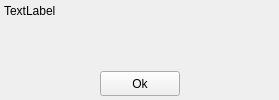
Qt form share/skins/default/message.ui (itds-consulting/yate) before a commit.
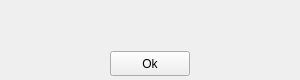
The same form after that commit. Icons and pictures are not drawn.

Commit message: Fixed text alignement and widget layout in confirm and message UIs.

```diff
--- a/share/skins/default/message.ui
+++ b/share/skins/default/message.ui
@@ -8,8 +8,8 @@
    <rect>
     <x>0</x>
     <y>0</y>
-    <width>279</width>
-    <height>100</height>
+    <width>300</width>
+    <height>80</height>
    </rect>
   </property>
   <property name="sizePolicy" >
@@ -51,8 +51,11 @@
    </property>
    <item>
     <widget class="QLabel" name="text" >
-     <property name="text" >
-      <string>TextLabel</string>
+     <property name="sizePolicy" >
+      <sizepolicy vsizetype="Expanding" hsizetype="Expanding" >
+       <horstretch>0</horstretch>
+       <verstretch>0</verstretch>
+      </sizepolicy>
      </property>
      <property name="alignment" >
       <set>Qt::AlignLeading|Qt::AlignLeft|Qt::AlignTop</set>
```
The commit also changes 1 other file.
